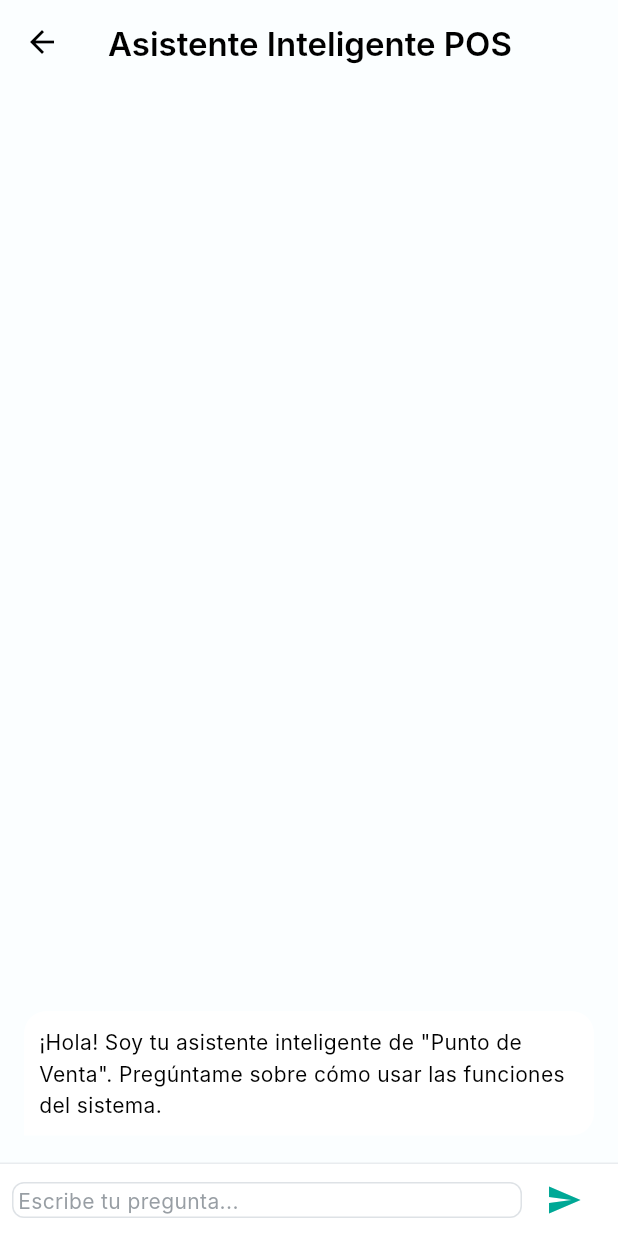
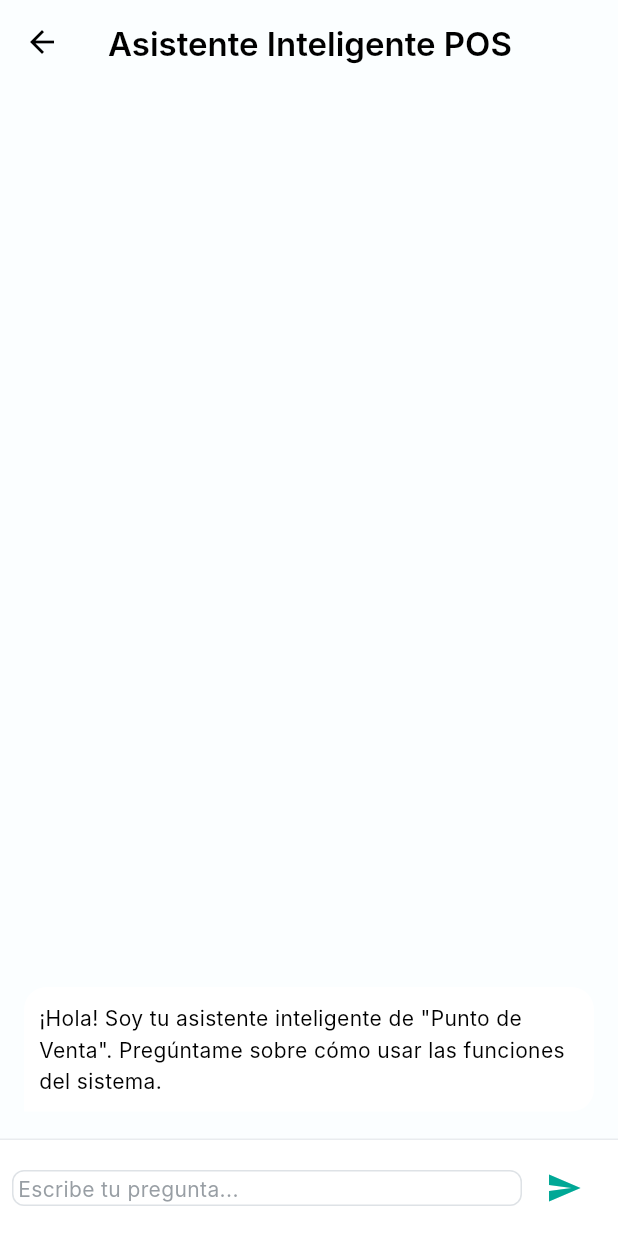
Before and after one commit to Maheetsy/puntoVenta, a Flutter app: the ChatBotPage screen opened by its route, on a phone screen of 412 x 824 dp. Run offline on Flutter 3.47's test engine with Material 3 defaults, Android fonts, the phone set to English and light mode, and no system bars; our stand-ins replace fl_chart, get_it, google_generative_ai, shared_preferences; accounts and stored records are empty; Roboto replaces fonts that are missing (Inter).

Commit message:
Implementacion de chatbot con api de gemmini

```diff
--- /dev/null
+++ b/lib/Locator.dart
@@ -0,0 +1,13 @@
+// lib/locator.dart
+
+import 'package:get_it/get_it.dart';
+import 'core/services/chatbot_service.dart'; // Ajusta la ruta a tu servicio
+
+final locator = GetIt.instance;
+
+void setupLocator() {
+  // Registra ChatbotService como un "lazy singleton".
+  // Esto significa que se creará una única instancia la primera vez que se pida,
+  // y se reutilizará esa misma instancia en todas las llamadas futuras.
+  locator.registerLazySingleton(() => ChatbotService());
+}
--- a/lib/core/constants/gemini_config.dart
+++ b/lib/core/constants/gemini_config.dart
@@ -1 +1 @@
-const String GEMINI_API_KEY = 'AIzaSyDVBHnp5xwy1MjhmoktfRzkLd7j8z91Eug';
+const String GEMINI_API_KEY = '';
--- a/lib/core/services/chatbot_service.dart
+++ b/lib/core/services/chatbot_service.dart
@@ -8,29 +8,51 @@
   late final ChatSession _chat;
 
   ChatbotService() {
-    // 1. Inicializa el Modelo (solo API Key y modelo)
+    // 1. Inicializa el Modelo.
     _model = GenerativeModel(
-      model: 'gemini-2.5-flash',
+      // Reitero: 'gemini-2.5-flash' no es un modelo válido. Usa 'gemini-1.5-flash'
+      // o el que corresponda de la documentación de Google AI.
+      model: 'gemini-1.5-flash',
       apiKey: GEMINI_API_KEY,
-      // ⚠️ IMPORTANTE: Se elimina el parámetro 'config' que causaba errores en tu versión.
     );
 
-    // 2. Inicializa la Sesión de Chat sin argumentos.
-    // Esta es la sintaxis más simple y compatible con versiones antiguas.
-    _chat = _model.startChat();
+    // 2. Define la instrucción de sistema como un diálogo inicial.
+    // Esta es la forma compatible con versiones que no tienen Content.system().
+    final initialHistory = <Content>[
+      // Le "dices" al modelo cuál es su rol.
+      Content.text(
+          "A partir de ahora, tu único rol es ser un asistente de ayuda para un "
+              "sistema de punto de venta (POS) llamado 'Punto de Venta'. "
+              "Responderás preguntas sobre cómo usar el sistema (productos, ventas, "
+              "reportes, usuarios, etc.) de manera concisa. No responderás "
+              "preguntas ajenas a este contexto POS. Tu idioma principal es el español."
+      ),
+      // Le "pides" al modelo que confirme que entendió.
+      Content.model([
+        TextPart(
+            "Entendido. Estoy listo para asistirte con cualquier pregunta sobre "
+                "el sistema 'Punto de Venta'."
+        )
+      ])
+    ];
+
+    // 3. Inicializa la Sesión de Chat con este historial de contexto.
+    _chat = _model.startChat(history: initialHistory);
   }
 
   // Método principal para interactuar con la IA
   Future<String> sendMessage(String message) async {
     try {
-      // ⚠️ Usamos 'Content.text' sin prefijo, ya que la importación es completa.
+      // Usa Content.text() para enviar el mensaje del usuario.
+      // Esto es sintácticamente correcto para todas las versiones recientes.
       final response = await _chat.sendMessage(Content.text(message));
 
-      if (response.text == null || response.text!.isEmpty) {
+      final text = response.text;
+      if (text == null || text.isEmpty) {
         return 'Lo siento, no pude generar una respuesta. Por favor, reformula tu pregunta.';
       }
 
-      return response.text!;
+      return text;
     } catch (e) {
       print('Error al enviar mensaje a Gemini: $e');
       return 'Ocurrió un error de conexión con el asistente. Intenta verificar tu API Key o conexión a internet.';
--- a/lib/features/chatbot/presentation/pages/chatbot_page.dart
+++ b/lib/features/chatbot/presentation/pages/chatbot_page.dart
@@ -1,8 +1,11 @@
 // lib/features/chatbot/presentation/pages/chatbot_page.dart
 
 import 'package:flutter/material.dart';
-import '../../../../core/services/chatbot_service.dart'; // Importar el servicio
+// --- Importaciones para el Localizador de Servicios ---
+import '../../../../locator.dart'; //1. Importa el archivo locator
+import '../../../../core/services/chatbot_service.dart'; // Importa la clase del servicio
 
+// Clase para modelar un mensaje en el chat
 class Message {
   final String text;
   final bool isUser;
@@ -19,49 +22,57 @@
 
 class _ChatBotPageState extends State<ChatBotPage> {
   final TextEditingController _controller = TextEditingController();
-  final ChatbotService _chatbotService = ChatbotService();
   bool _isLoading = false;
 
+  // ✅ PASO CLAVE: OBTENER LA INSTANCIA ÚNICA DEL SERVICIO
+  // En lugar de: final ChatbotService _chatbotService = ChatbotService();
+  // Usamos 'locator' para obtener el singleton que ya fue creado.
+  final ChatbotService _chatbotService = locator<ChatbotService>(); // 2. Usa el locator
+
+  // Lista de mensajes, inicializada con el saludo del bot.
   final List<Message> _messages = [
     Message(
-        text: '¡Hola! Soy tu asistente inteligente de "Punto de Venta". Pregúntame sobre cómo usar las funciones del sistema.',
-        isUser: false),
+      text: '¡Hola! Soy tu asistente inteligente de "Punto de Venta". Pregúntame sobre cómo usar las funciones del sistema.',
+      isUser: false,
+    ),
   ];
 
+  // Función para manejar el envío de mensajes
   void _handleSubmitted(String text) async {
     if (text.isEmpty || _isLoading) return;
     final userMessage = text.trim();
     _controller.clear();
 
-    // 1. Añadir el mensaje del usuario y bloquear entrada
+    // Añade el mensaje del usuario a la lista y activa el estado de carga
     setState(() {
       _messages.insert(0, Message(text: userMessage, isUser: true));
       _isLoading = true;
     });
 
     try {
-      // 2. Esperar la respuesta de la API
+      // Llama al servicio (que ahora es una instancia única)
       final botResponse = await _chatbotService.sendMessage(userMessage);
 
-      // 3. Añadir la respuesta del bot
+      // Añade la respuesta del bot a la lista
       setState(() {
         _messages.insert(0, Message(text: botResponse, isUser: false));
       });
     } catch (e) {
+      // Manejo de errores
       setState(() {
         _messages.insert(0, Message(text: 'Error de comunicación: $e', isUser: false));
       });
     } finally {
-      // 4. Desbloquear entrada
+      // Desactiva el estado de carga, independientemente del resultado
       setState(() {
         _isLoading = false;
       });
     }
   }
 
-  // Widget para construir el ítem del mensaje
+  // --- Widgets de la UI (Sin cambios aquí) ---
+
   Widget _buildMessage(Message message) {
-    // ... (El código de la burbuja de chat es el mismo que antes) ...
     return Container(
       margin: const EdgeInsets.symmetric(vertical: 10.0, horizontal: 8.0),
       child: Row(
@@ -97,12 +108,12 @@
     );
   }
 
-  // Barra de entrada de texto
   Widget _buildTextComposer() {
     return IconTheme(
       data: IconThemeData(color: Theme.of(context).colorScheme.secondary),
       child: Container(
         margin: const EdgeInsets.symmetric(horizontal: 8.0),
+        padding: const EdgeInsets.symmetric(vertical: 8.0), // Padding añadido para mejor apariencia
         child: Row(
           children: <Widget>[
             Flexible(
@@ -119,9 +130,9 @@
               child: IconButton(
                 icon: _isLoading
                     ? SizedBox(
-                    width: 24,
-                    height: 24,
-                    child: CircularProgressIndicator(strokeWidth: 2)
+                  width: 24,
+                  height: 24,
+                  child: CircularProgressIndicator(strokeWidth: 2),
                 )
                     : const Icon(Icons.send),
                 onPressed: _isLoading ? null : () => _handleSubmitted(_controller.text),
--- a/pubspec.yaml
+++ b/pubspec.yaml
@@ -40,6 +40,7 @@
   intl: ^0.19.0
   http: ^1.2.0
   google_generative_ai: ^0.2.3 # Para la conexión con Gemini
+  get_it: ^7.7.0
 
 fonts:
   - family: Inter
```
Also changed, not shown: lib/main.dart (+24 -19 lines), pubspec.lock, 2 other files.
